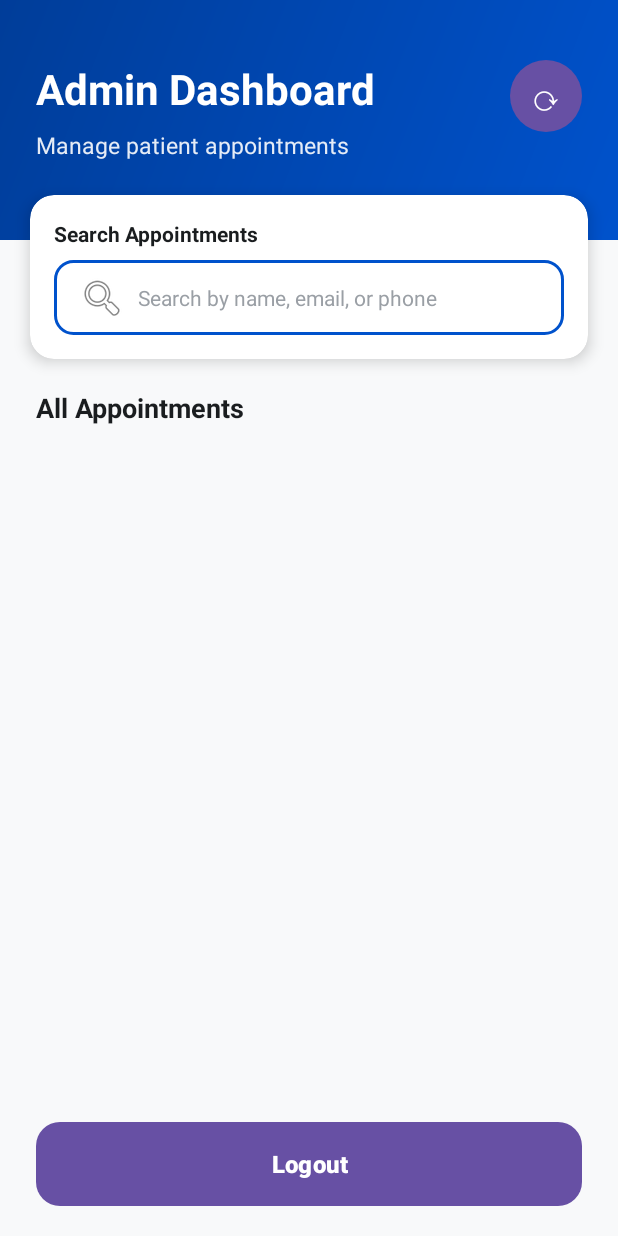
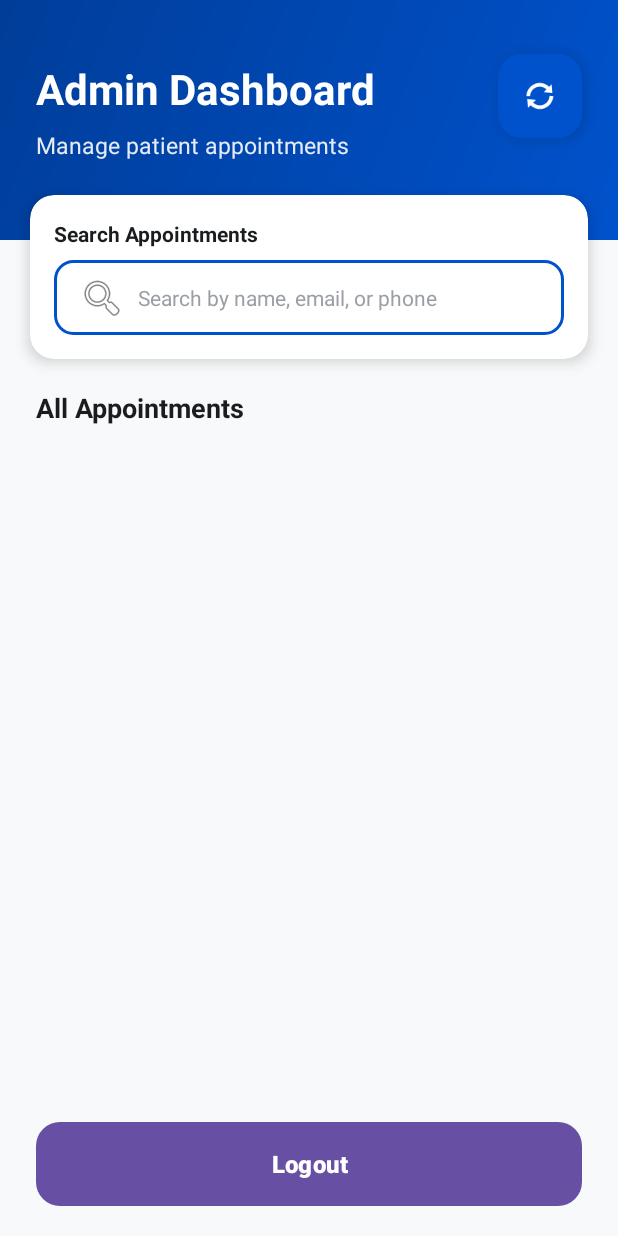
Before and after one commit to arnav-pawaskar/Medilink, an Android app: the Admin screen opened directly, with no data from a screen before it, on a phone screen of 412 x 824 dp. Run offline under Robolectric (Android 15) with nearby library versions, the phone set to English and light mode, and no system bars; our stand-ins replace Firebase (no records; nobody signed in at launch, a user with empty details on screens opened directly).

Commit message:
Minor UI updates

```diff
--- a/app/src/main/java/com/example/appointementapp/Admin.java
+++ b/app/src/main/java/com/example/appointementapp/Admin.java
@@ -22,7 +22,7 @@ import androidx.appcompat.app.AppCompatActivity;
 import androidx.recyclerview.widget.ItemTouchHelper;
 import androidx.recyclerview.widget.LinearLayoutManager;
 import androidx.recyclerview.widget.RecyclerView;
-
+import com.google.android.material.floatingactionbutton.FloatingActionButton;
 import com.google.firebase.auth.FirebaseAuth;
 import com.google.firebase.database.DataSnapshot;
 import com.google.firebase.database.DatabaseError;
@@ -41,7 +41,8 @@ public class Admin extends AppCompatActivity implements AppointmentAdapter.OnApp
 
     private RecyclerView rvAppointments;
     private EditText etSearchPatient;
-    private Button btnLogout, btnRefresh;
+    private Button btnLogout;
+    private FloatingActionButton btnRefresh;
     private ProgressBar progressBar;
 
 
@@ -112,7 +113,7 @@ public class Admin extends AppCompatActivity implements AppointmentAdapter.OnApp
 
             @Override
             public void onSwiped(@NonNull RecyclerView.ViewHolder viewHolder, int direction) {
-                int position = viewHolder.getAdapterPosition();
+                int position = viewHolder.getBindingAdapterPosition();
                 Appointment appointment = adapter.getItem(position);
 
                 if (appointment != null && "cancelled".equalsIgnoreCase(appointment.getStatus())) {
@@ -127,7 +128,7 @@ public class Admin extends AppCompatActivity implements AppointmentAdapter.OnApp
 
             @Override
             public int getSwipeDirs(@NonNull RecyclerView recyclerView, @NonNull RecyclerView.ViewHolder viewHolder) {
-                int position = viewHolder.getAdapterPosition();
+                int position = viewHolder.getBindingAdapterPosition();
                 Appointment appointment = adapter.getItem(position);
 
 
@@ -142,7 +143,7 @@ public class Admin extends AppCompatActivity implements AppointmentAdapter.OnApp
                                   @NonNull RecyclerView.ViewHolder viewHolder, float dX, float dY,
                                   int actionState, boolean isCurrentlyActive) {
 
-                int position = viewHolder.getAdapterPosition();
+                int position = viewHolder.getBindingAdapterPosition();
                 Appointment appointment = adapter.getItem(position);
 
                 if (appointment != null && "cancelled".equalsIgnoreCase(appointment.getStatus())) {
--- a/app/src/main/java/com/example/appointementapp/AppointmentAdapter.java
+++ b/app/src/main/java/com/example/appointementapp/AppointmentAdapter.java
@@ -14,7 +14,6 @@ import androidx.recyclerview.widget.RecyclerView;
 
 import java.util.List;
 
-// AppointmentAdapter - Custom RecyclerView adapter for displaying appointments
 
 public class AppointmentAdapter extends RecyclerView.Adapter<AppointmentAdapter.AppointmentViewHolder> {
 
--- a/app/src/main/java/com/example/appointementapp/AppointmentConfirm.java
+++ b/app/src/main/java/com/example/appointementapp/AppointmentConfirm.java
@@ -78,7 +78,6 @@ public class AppointmentConfirm extends AppCompatActivity {
         btnLogout.setOnClickListener(v -> logout());
     }
 
-    // Fetch appointment details from Firebase Realtime Database
 
     private void fetchAppointmentDetails() {
         progressBar.setVisibility(View.VISIBLE);
@@ -111,7 +110,6 @@ public class AppointmentConfirm extends AppCompatActivity {
         );
     }
 
-    //Display fetched appointment details in UI
 
     private void displayAppointmentDetails() {
 
@@ -127,7 +125,6 @@ public class AppointmentConfirm extends AppCompatActivity {
         btnChatbot.setEnabled(true);
     }
 
-    // Launch Chatbot Activity with appointment data
 
     private void launchChatbot() {
         if (currentAppointment != null) {
--- a/app/src/main/java/com/example/appointementapp/Chatbot.java
+++ b/app/src/main/java/com/example/appointementapp/Chatbot.java
@@ -134,7 +134,6 @@ public class Chatbot extends AppCompatActivity {
     }
 
     private void loadGeminiApiKey() {
-        // Get API key from strings.xml
         geminiApiKey = getString(R.string.gemini_api_key);
 
         if (geminiApiKey == null || geminiApiKey.isEmpty()) {
--- a/app/src/main/java/com/example/appointementapp/Login.java
+++ b/app/src/main/java/com/example/appointementapp/Login.java
@@ -54,12 +54,9 @@ public class Login extends AppCompatActivity {
 
 
     private void setupClickListeners() {
-        // Login button click
         btnLogin.setOnClickListener(v -> loginUser());
 
-        // Register button click
         btnRegister.setOnClickListener(v -> {
-            // Navigate to Register activity
             Intent intent = new Intent(Login.this, Register.class);
             startActivity(intent);
         });
--- a/app/src/main/res/layout/activity_admin.xml
+++ b/app/src/main/res/layout/activity_admin.xml
@@ -30,18 +30,21 @@
         app:layout_constraintStart_toStartOf="parent"
         app:layout_constraintEnd_toStartOf="@id/btnRefresh" />
 
-    <Button
+    <com.google.android.material.floatingactionbutton.FloatingActionButton
         android:id="@+id/btnRefresh"
-        android:layout_width="48dp"
-        android:layout_height="48dp"
-        android:text="⟳"
-        android:textSize="24sp"
-        android:textColor="@color/white"
-        android:background="@drawable/button_refresh"
+        android:layout_width="56dp"
+        android:layout_height="56dp"
         android:layout_marginEnd="24dp"
-        android:layout_marginTop="40dp"
-        android:gravity="center"
-        android:padding="0dp"
+        android:layout_marginTop="36dp"
+        android:src="@android:drawable/ic_popup_sync"
+        android:contentDescription="Refresh appointments"
+        app:fabSize="normal"
+        app:tint="@color/white"
+        app:backgroundTint="@color/primary"
+        app:elevation="6dp"
+        app:hoveredFocusedTranslationZ="8dp"
+        app:pressedTranslationZ="12dp"
+        app:rippleColor="@color/white"
         app:layout_constraintTop_toTopOf="parent"
         app:layout_constraintEnd_toEndOf="parent" />
 
```
Also changed, not shown: app/src/main/java/com/example/appointementapp/BookAppointment.java (+5 -5 lines), app/src/main/java/com/example/appointementapp/Register.java (+1 -11 lines), 1 other file.
